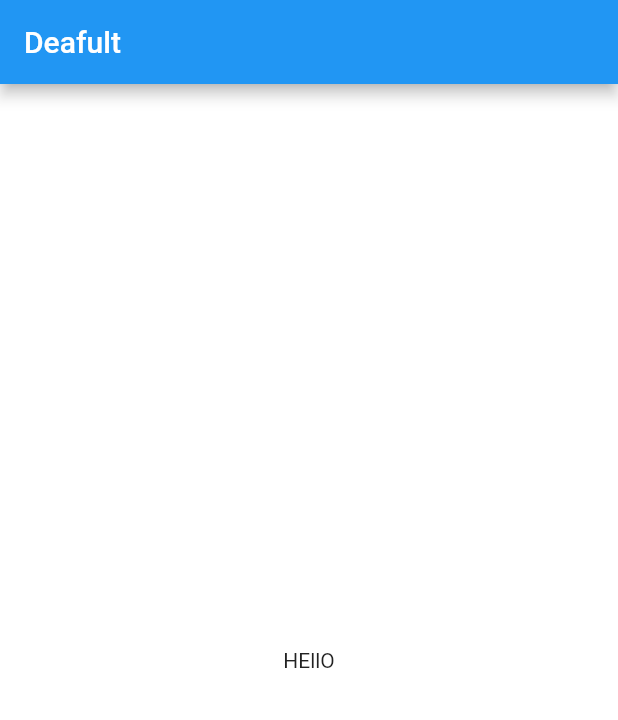
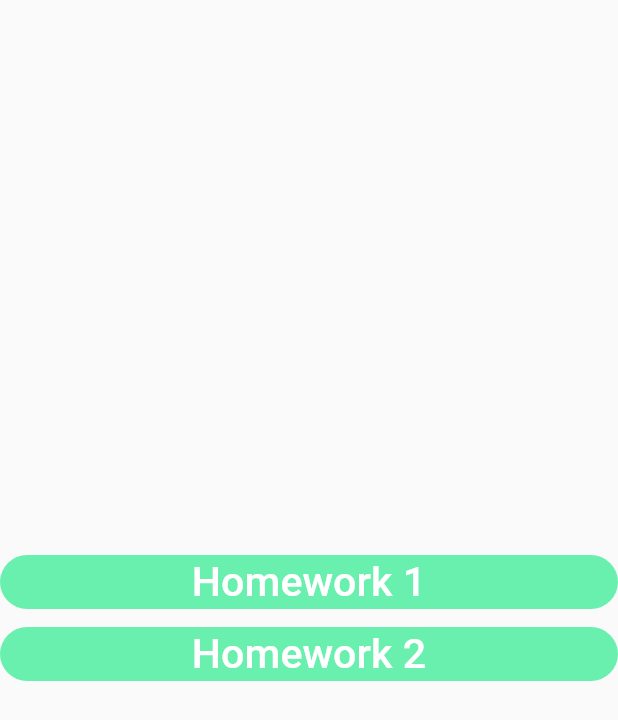
Before and after one commit to ShohjahonMurodov/default_homework_project, a Flutter app: the screen it shows after launch, on a phone screen of 412 x 824 dp. Shown: the top 720 px of the screen. Run offline on Flutter 3.47's test engine with Material 3 defaults, Android fonts, the phone set to English and light mode, and no system bars; our stand-ins replace flutter_screenutil, shared_preferences.

Commit message:
Deyarli tugadi :)

```diff
--- /dev/null
+++ b/lib/controller_screen.dart
@@ -0,0 +1,85 @@
+import 'package:flutter/material.dart';
+import 'package:flutter_screenutil/flutter_screenutil.dart';
+import 'package:homework/screens/country/country_screen.dart';
+import 'package:homework/screens/people/people_screen.dart';
+import 'package:homework/utils/size_utils.dart';
+
+class ControllerScreen extends StatefulWidget {
+  const ControllerScreen({super.key});
+
+  @override
+  State<ControllerScreen> createState() => _ControllerScreenState();
+}
+
+class _ControllerScreenState extends State<ControllerScreen> {
+  @override
+  Widget build(BuildContext context) {
+    return Scaffold(
+      body: Padding(
+        padding: EdgeInsets.symmetric(horizontal: 24.w),
+        child: Column(
+          mainAxisAlignment: MainAxisAlignment.center,
+          children: [
+            SizedBox(
+              width: double.infinity,
+              child: TextButton(
+                style: TextButton.styleFrom(
+                  padding: EdgeInsets.symmetric(vertical: 10.h),
+                  backgroundColor: Colors.greenAccent,
+                  shape: RoundedRectangleBorder(
+                    borderRadius: BorderRadius.circular(16.r),
+                  ),
+                ),
+                onPressed: () {
+                  Navigator.push(
+                    context,
+                    MaterialPageRoute(
+                      builder: (context) => const PeopleScreen(),
+                    ),
+                  );
+                },
+                child: Text(
+                  "Homework 1",
+                  style: TextStyle(
+                    color: Colors.white,
+                    fontSize: 24.sp,
+                    fontWeight: FontWeight.w500,
+                  ),
+                ),
+              ),
+            ),
+            10.getH(),
+            SizedBox(
+              width: double.infinity,
+              child: TextButton(
+                style: TextButton.styleFrom(
+                  padding: EdgeInsets.symmetric(vertical: 10.h),
+                  backgroundColor: Colors.greenAccent,
+                  shape: RoundedRectangleBorder(
+                    borderRadius: BorderRadius.circular(16.r),
+                  ),
+                ),
+                onPressed: () {
+                  Navigator.push(
+                    context,
+                    MaterialPageRoute(
+                      builder: (context) => const CountryScreen(),
+                    ),
+                  );
+                },
+                child: Text(
+                  "Homework 2",
+                  style: TextStyle(
+                    color: Colors.white,
+                    fontSize: 24.sp,
+                    fontWeight: FontWeight.w500,
+                  ),
+                ),
+              ),
+            ),
+          ],
+        ),
+      ),
+    );
+  }
+}
--- a/pubspec.yaml
+++ b/pubspec.yaml
@@ -38,6 +38,7 @@ dependencies:
   flutter_screenutil: ^5.9.0
   flutter_svg: ^2.0.10+1
   shared_preferences: ^2.2.2
+  provider: ^6.1.2
 
 dev_dependencies:
   flutter_test:
```
Also changed, not shown: lib/data/models/country_models.dart (added, +24 -0 lines), lib/data/models/people_models.dart (added, +25 -0 lines), lib/data/network/api_provider.dart (added, +42 -0 lines), lib/data/repository/app_repository.dart (added, +13 -0 lines), lib/main.dart (+25 -4 lines), lib/screens/country/country_screen.dart (added, +61 -0 lines), lib/screens/people/people_screen.dart (added, +68 -0 lines), lib/screens/people/widgets/person_button.dart (added, +83 -0 lines), lib/view_models/country_view_model.dart (added, +24 -0 lines), lib/view_models/people_view_model.dart (added, +24 -0 lines), pubspec.lock.
